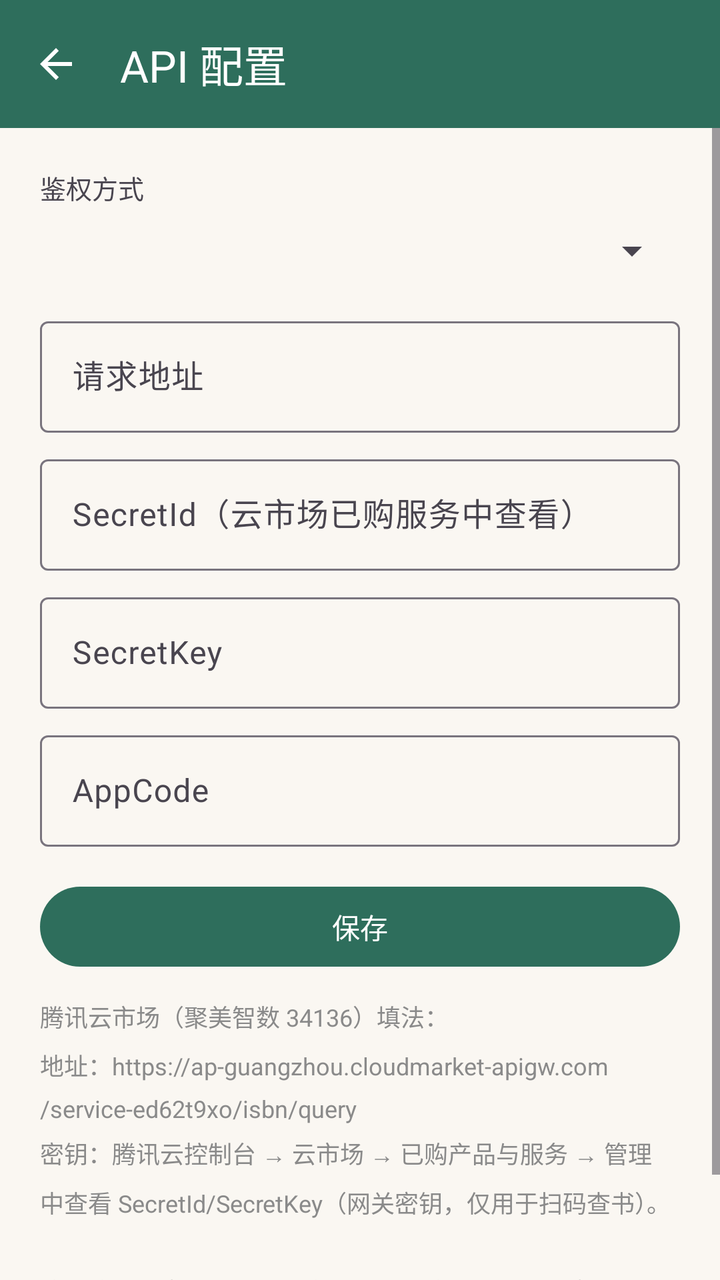
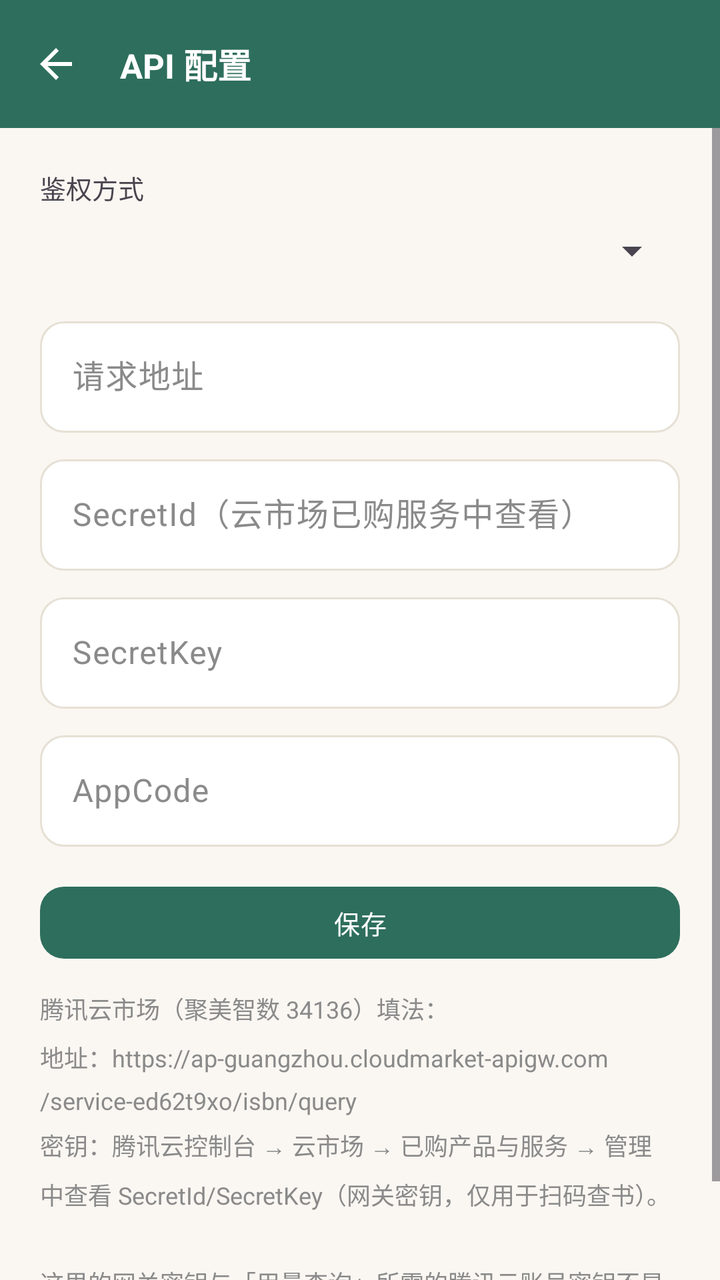

Screens rendered from an Android XML layout before and after an edit, with the pre-edit source and the edit as a unified diff.
<!-- AndroidManifest.xml: application theme Theme.Bookshelf -->
<!-- res/layout/activity_api_config.xml -->
<?xml version="1.0" encoding="utf-8"?>
<LinearLayout xmlns:android="http://schemas.android.com/apk/res/android"
    xmlns:app="http://schemas.android.com/apk/res-auto"
    android:layout_width="match_parent"
    android:layout_height="match_parent"
    android:orientation="vertical">

    <com.google.android.material.appbar.MaterialToolbar
        android:id="@+id/toolbar"
        android:layout_width="match_parent"
        android:layout_height="?attr/actionBarSize"
        android:background="?attr/colorPrimary"
        app:navigationIcon="@drawable/ic_back"
        app:title="API 配置"
        app:titleTextColor="@color/white" />

    <ScrollView
        android:layout_width="match_parent"
        android:layout_height="0dp"
        android:layout_weight="1"
        android:fillViewport="true"
        android:scrollbars="vertical">

        <LinearLayout
            android:layout_width="match_parent"
            android:layout_height="wrap_content"
            android:orientation="vertical"
            android:padding="20dp">

            <TextView
                android:layout_width="wrap_content"
                android:layout_height="wrap_content"
                android:text="鉴权方式"
                android:textSize="13sp" />

            <Spinner
                android:id="@+id/sp_auth_type"
                android:layout_width="match_parent"
                android:layout_height="wrap_content"
                android:minHeight="44dp" />

            <com.google.android.material.textfield.TextInputLayout
                android:id="@+id/til_base_url"
                android:layout_width="match_parent"
                android:layout_height="wrap_content"
                android:layout_marginTop="8dp"
                android:hint="请求地址">

                <com.google.android.material.textfield.TextInputEditText
                    android:id="@+id/et_base_url"
                    android:layout_width="match_parent"
                    android:layout_height="wrap_content"
                    android:inputType="textUri" />
            </com.google.android.material.textfield.TextInputLayout>

            
            <com.google.android.material.textfield.TextInputLayout
                android:id="@+id/til_secret_id"
                android:layout_width="match_parent"
                android:layout_height="wrap_content"
                android:layout_marginTop="8dp"
                android:hint="SecretId（云市场已购服务中查看）">

                <com.google.android.material.textfield.TextInputEditText
                    android:id="@+id/et_secret_id"
                    android:layout_width="match_parent"
                    android:layout_height="wrap_content" />
            </com.google.android.material.textfield.TextInputLayout>

            <com.google.android.material.textfield.TextInputLayout
                android:id="@+id/til_secret_key"
                android:layout_width="match_parent"
                android:layout_height="wrap_content"
                android:layout_marginTop="8dp"
                android:hint="SecretKey">

                <com.google.android.material.textfield.TextInputEditText
                    android:id="@+id/et_secret_key"
                    android:layout_width="match_parent"
                    android:layout_height="wrap_content" />
            </com.google.android.material.textfield.TextInputLayout>

            
            <com.google.android.material.textfield.TextInputLayout
                android:id="@+id/til_appcode"
                android:layout_width="match_parent"
                android:layout_height="wrap_content"
                android:layout_marginTop="8dp"
                android:hint="AppCode">

                <com.google.android.material.textfield.TextInputEditText
                    android:id="@+id/et_appcode"
                    android:layout_width="match_parent"
                    android:layout_height="wrap_content" />
            </com.google.android.material.textfield.TextInputLayout>

            <com.google.android.material.button.MaterialButton
                android:id="@+id/btn_save"
                android:layout_width="match_parent"
                android:layout_height="wrap_content"
                android:layout_marginTop="16dp"
                android:text="保存" />

            <TextView
                android:layout_width="match_parent"
                android:layout_height="wrap_content"
                android:layout_marginTop="12dp"
                android:lineSpacingMultiplier="1.4"
                android:text="腾讯云市场（聚美智数 34136）填法：\n地址：https://ap-guangzhou.cloudmarket-apigw.com/service-ed62t9xo/isbn/query\n密钥：腾讯云控制台 → 云市场 → 已购产品与服务 → 管理 中查看 SecretId/SecretKey（网关密钥，仅用于扫码查书）。\n\n这里的网关密钥与「用量查询」所需的腾讯云账号密钥不是一套，用量查询请前往「用量查询」页填写。"
                android:textSize="12sp"
                android:textColor="@color/text_sub" />
        </LinearLayout>
    </ScrollView>
</LinearLayout>
<!-- resources referenced by this layout -->
<resources>
  <style name="Theme.Bookshelf" parent="Theme.Material3.Light.NoActionBar">
          <item name="colorPrimary">@color/primary</item>
          <item name="colorPrimaryVariant">@color/primary_dark</item>
          <item name="colorSecondary">@color/accent</item>
          <item name="android:colorBackground">@color/bg_page</item>
          <item name="android:statusBarColor">@color/primary_dark</item>
          
          <item name="chip_bg">@color/chip_bg</item>
      </style>
  <!-- unchanged entries left out for length: 8 -->
</resources>

<!-- the commit's change to res/layout/activity_api_config.xml (unified diff, before → after) -->
@@ -7,12 +7,11 @@
 
     <com.google.android.material.appbar.MaterialToolbar
         android:id="@+id/toolbar"
+        style="@style/Widget.Bookshelf.Toolbar"
         android:layout_width="match_parent"
         android:layout_height="?attr/actionBarSize"
-        android:background="?attr/colorPrimary"
         app:navigationIcon="@drawable/ic_back"
-        app:title="API 配置"
-        app:titleTextColor="@color/white" />
+        app:title="API 配置" />
 
     <ScrollView
         android:layout_width="match_parent"
@@ -21,11 +20,22 @@
         android:fillViewport="true"
         android:scrollbars="vertical">
 
-        <LinearLayout
+                <androidx.constraintlayout.widget.ConstraintLayout
             android:layout_width="match_parent"
+            android:layout_height="wrap_content">
+
+<LinearLayout
+            android:layout_width="0dp"
             android:layout_height="wrap_content"
             android:orientation="vertical"
-            android:padding="20dp">
+            android:padding="20dp"
+                    app:layout_constraintWidth_max="@dimen/content_max_width"
+                    app:layout_constraintStart_toStartOf="parent"
+                    app:layout_constraintEnd_toEndOf="parent"
+                    app:layout_constraintHorizontal_bias="0.5"
+                    app:layout_constraintTop_toTopOf="parent"
+                    app:layout_constraintBottom_toBottomOf="parent"
+                >
 
             <TextView
                 android:layout_width="wrap_content"
@@ -110,5 +120,6 @@
                 android:textSize="12sp"
                 android:textColor="@color/text_sub" />
         </LinearLayout>
+        </androidx.constraintlayout.widget.ConstraintLayout>
     </ScrollView>
 </LinearLayout>
<!-- resource entries referenced after the edit -->
@@ -1,14 +1,84 @@
 <!-- resources referenced by this layout -->
 <resources>
-  <style name="Theme.Bookshelf" parent="Theme.Material3.Light.NoActionBar">
+  <dimen name="content_max_width">9999dp</dimen>
+  <style name="Widget.Bookshelf.Toolbar" parent="Widget.Material3.Toolbar">
+          <item name="android:background">?attr/colorPrimary</item>
+          <item name="titleTextColor">@color/white</item>
+          <item name="titleTextAppearance">@style/TextAppearance.Bookshelf.ToolbarTitle</item>
+          <item name="navigationIconTint">@color/white</item>
+          <item name="android:elevation">0dp</item>
+      </style>
+  <style name="Theme.Bookshelf" parent="Theme.Bookshelf.Base">
           <item name="colorPrimary">@color/primary</item>
           <item name="colorPrimaryVariant">@color/primary_dark</item>
           <item name="colorSecondary">@color/accent</item>
-          <item name="android:colorBackground">@color/bg_page</item>
-          <item name="android:statusBarColor">@color/primary_dark</item>
           
           <item name="chip_bg">@color/chip_bg</item>
+          <item name="primary_container">@color/green_container</item>
+          <item name="on_primary_container">@color/green_on_container</item>
       </style>
+  <style name="TextAppearance.Bookshelf.ToolbarTitle" parent="TextAppearance.Material3.TitleLarge">
+          <item name="android:textSize">@dimen/text_headline</item>
+          <item name="android:textStyle">bold</item>
+          <item name="android:textColor">@color/white</item>
+      </style>
+  <style name="Theme.Bookshelf.Base" parent="Theme.Material3.Light.NoActionBar">
+          
+          <item name="android:colorBackground">@color/bg_page</item>
+          
+          <item name="android:statusBarColor">?attr/colorPrimary</item>
+          <item name="android:windowLightStatusBar">false</item>
+          
+          <item name="surface">@color/surface</item>
+          <item name="surface_dim">@color/surface_dim</item>
+          <item name="outline">@color/outline</item>
+          <item name="outline_strong">@color/outline_strong</item>
+          <item name="on_surface">@color/text_main</item>
+          <item name="on_surface_variant">@color/text_sub</item>
+          
+          <item name="materialButtonStyle">@style/Widget.Bookshelf.Button</item>
+          <item name="textInputStyle">@style/Widget.Bookshelf.TextField</item>
+          <item name="materialCardViewStyle">@style/Widget.Bookshelf.MaterialCard</item>
+      </style>
+  <color name="green_container">#E6F0EC</color>
+  <color name="green_on_container">#1C4A3E</color>
+  <dimen name="text_headline">17sp</dimen>
+  <color name="surface">#FFFFFF</color>
+  <color name="surface_dim">#F4F0E9</color>
+  <color name="outline">#E6E0D5</color>
+  <color name="outline_strong">#CFC5B4</color>
+  <color name="text_main">#2B2B2B</color>
+  <style name="Widget.Bookshelf.Button" parent="Widget.Material3.Button">
+          <item name="shapeAppearance">@style/ShapeAppearance.Bookshelf.Medium</item>
+          <item name="android:textSize">@dimen/text_body_small</item>
+          <item name="android:letterSpacing">0.02</item>
+          <item name="android:minHeight">44dp</item>
+          <item name="cornerRadius">@dimen/radius_md</item>
+      </style>
+  <style name="Widget.Bookshelf.TextField" parent="Widget.Material3.TextInputLayout.OutlinedBox">
+          <item name="boxStrokeColor">@color/text_field_stroke</item>
+          <item name="boxStrokeWidth">1dp</item>
+          <item name="boxStrokeWidthFocused">1.5dp</item>
+          <item name="boxCornerRadiusTopStart">@dimen/radius_md</item>
+          <item name="boxCornerRadiusTopEnd">@dimen/radius_md</item>
+          <item name="boxCornerRadiusBottomStart">@dimen/radius_md</item>
+          <item name="boxCornerRadiusBottomEnd">@dimen/radius_md</item>
+          <item name="boxBackgroundColor">?attr/surface</item>
+          <item name="hintTextColor">?attr/colorPrimary</item>
+          <item name="android:textColorHint">?attr/on_surface_variant</item>
+      </style>
+  <style name="Widget.Bookshelf.MaterialCard" parent="Widget.Material3.CardView.Outlined">
+          <item name="cardCornerRadius">@dimen/card_corner</item>
+          <item name="cardElevation">0dp</item>
+          <item name="strokeColor">?attr/outline</item>
+          <item name="strokeWidth">1dp</item>
+      </style>
+  <style name="ShapeAppearance.Bookshelf.Medium" parent="ShapeAppearance.Material3.Corner.Medium">
+          <item name="cornerSize">@dimen/radius_md</item>
+      </style>
+  <dimen name="text_body_small">13sp</dimen>
+  <dimen name="radius_md">12dp</dimen>
+  <dimen name="card_corner">16dp</dimen>
   <!-- unchanged entries left out for length: 8 -->
 </resources>
 
